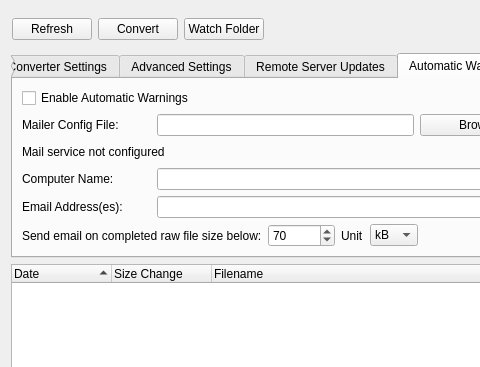
Above: src/mzwatcher/mzWatcherGui.ui from eugenemel/maven before the change; both pictures show x 0 to 480 and y 0 to 367 of the 570 by 599 pixel window. Below: the same form after it.
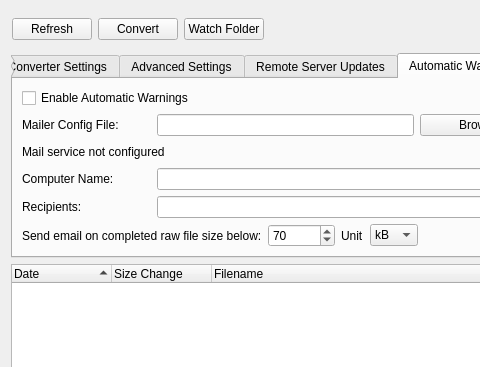
That is the form after the change. The open tabs and pages were chosen to show the change. Icons and pictures are not drawn.

Commit message: Issue 859: Added email recipients field.

Diff of the .ui file:
```diff
--- a/src/mzwatcher/mzWatcherGui.ui
+++ b/src/mzwatcher/mzWatcherGui.ui
@@ -533,7 +533,7 @@
        <item row="4" column="0">
         <widget class="QLabel" name="label_14">
          <property name="text">
-          <string>Email Address(es):</string>
+          <string>Recipients:</string>
          </property>
         </widget>
        </item>
```
The commit also changes 3 other files.
